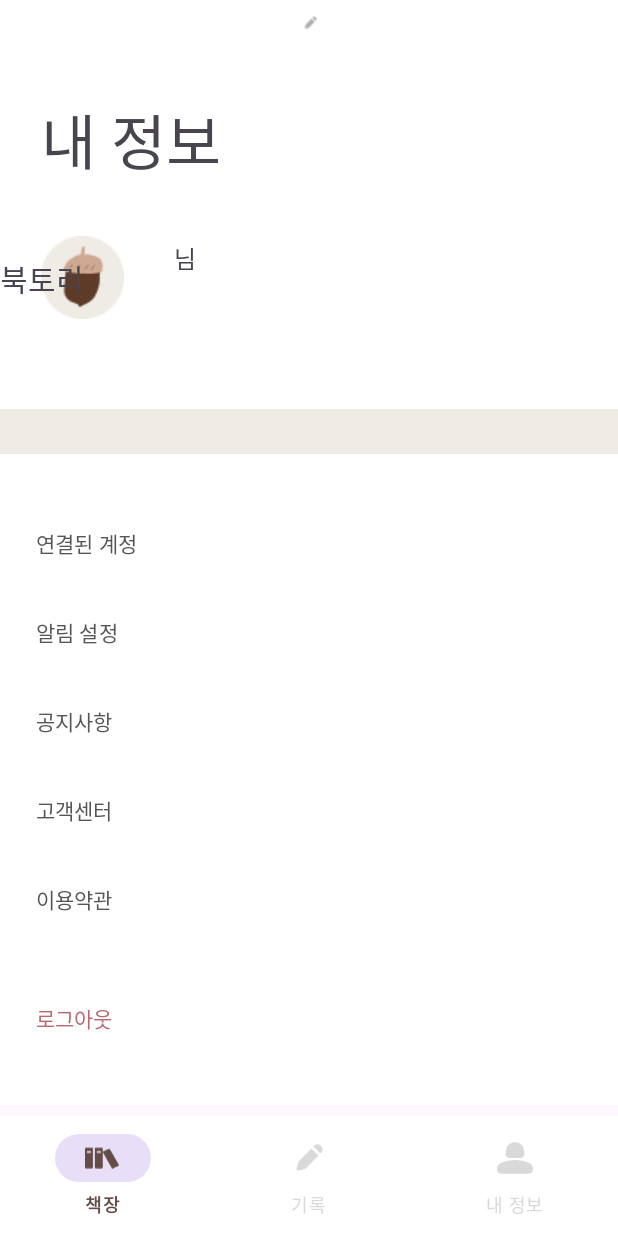
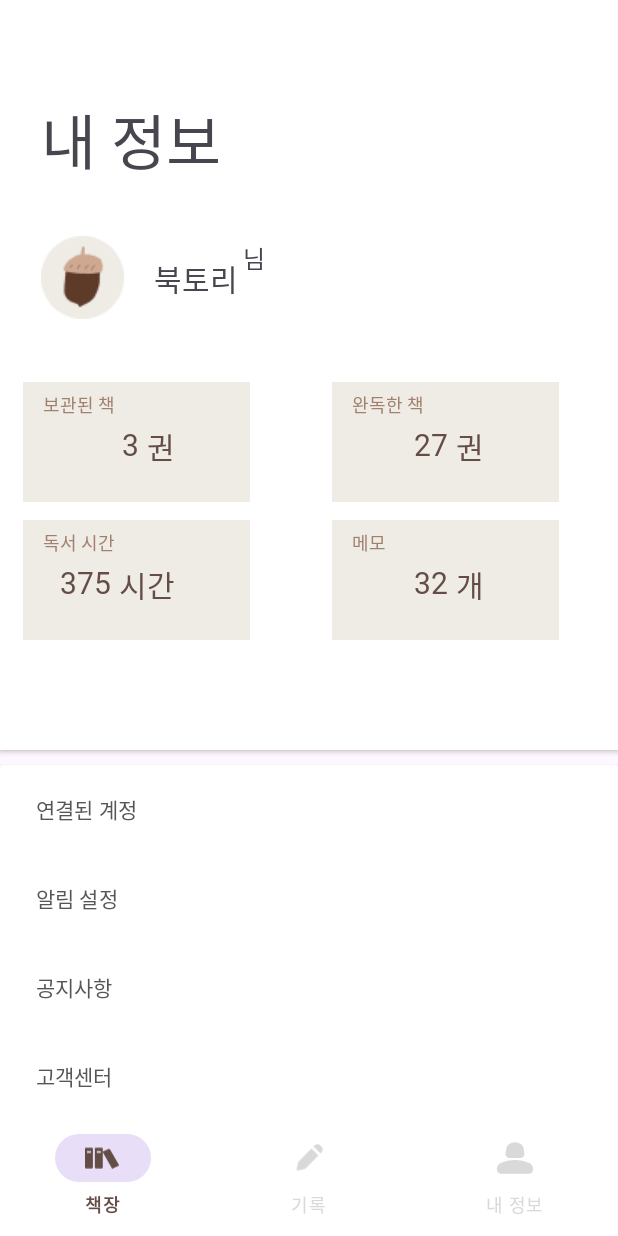
Before and after one commit to mnzy412/GURU2, an Android app: the fragment MypageFragment placed in its activity, on a phone screen of 412 x 824 dp. Run offline under Robolectric (Android 15) with nearby library versions, the phone set to English and light mode, and no system bars.

Commit message:
[mnzy] 리사이클러뷰 완료 (디테일 수정 필요)

```diff
--- a/app/build.gradle
+++ b/app/build.gradle
@@ -51,6 +51,5 @@ dependencies {
     implementation(platform("com.google.firebase:firebase-bom:32.2.0"))
     implementation("com.google.firebase:firebase-analytics-ktx")
     implementation("com.google.firebase:firebase-auth-ktx")
-
-
+    implementation 'androidx.cardview:cardview:1.0.0'
 }
--- a/app/src/main/java/com/example/myapplication/mypage/ListAdapter.kt
+++ /dev/null
@@ -1,39 +0,0 @@
-package com.example.myapplication.mypage
-
-import android.content.Context
-import android.icu.text.CaseMap.Title
-import android.view.LayoutInflater
-import android.view.View
-import android.view.ViewGroup
-import android.widget.TextView
-
-class ListAdapter (val context: Context, val UserList: ArrayList<User>) : BaseAdapter() {
-        override fun getCount(): Int {
-            return UserList.size
-        }
-
-        override fun getItem(position: Int): Any {
-            return UserList[position]
-        }
-
-        override fun getItemId(position: Int): Long {
-            return 0
-        }
-
-        override fun getView(position: Int, convertView: View?, parent: ViewGroup?): View {
-            val view : View = LayoutInflater.from(context).inflate(R.layout.item_list, null)
-            val title = view.findViewById<TextView>(R.id.title_tv)
-            val sub= view.findViewById<TextView>(R.id.sub_tv)
-            //profile, name, email, content 각 변수를 만들어 item_user.xml의 각 정보를 담을 곳의 위치를 가지게 한다.
-
-            val user = UserList[position]
-            //user 변수에 배열(또는 서버에서 받아온 데이터)에 담긴 profile, name, email, content 정보를 담아준다.
-
-            title.text = user.name
-            sub.text = user.email
-            //위에서 가져온 profile, name, email, content 각각의 변수를 만들어둔 카드뷰에 연결시켜준다.
-
-            return view
-            //연결이 완료된 뷰를 돌려준다.
-        }
-}
--- /dev/null
+++ b/app/src/main/java/com/example/myapplication/mypage/Mypage.kt
@@ -0,0 +1,8 @@
+package com.example.myapplication.mypage
+
+data class Mypage(
+
+    var title: String,
+    var num: Int,
+    var sub: String
+)
--- a/app/src/main/java/com/example/myapplication/mypage/MypageFragment.kt
+++ b/app/src/main/java/com/example/myapplication/mypage/MypageFragment.kt
@@ -1,64 +1,73 @@
 package com.example.myapplication.mypage
 
+import android.content.Intent
 import android.os.Bundle
 import androidx.fragment.app.Fragment
 import android.view.LayoutInflater
 import android.view.View
 import android.view.ViewGroup
+import android.widget.Toast
+import androidx.core.view.GravityCompat
+import androidx.recyclerview.widget.GridLayoutManager
+import androidx.recyclerview.widget.LinearLayoutManager
+import com.example.myapplication.MypageRVAdpater
 import com.example.myapplication.R
+import com.example.myapplication.databinding.FragmentMypageBinding
+
+@Suppress("UNREACHABLE_CODE")
+class MypageFragment : Fragment() {
+    private lateinit var viewBinding: FragmentMypageBinding
+
+    override fun onCreateView(
+        inflater: LayoutInflater,
+        container: ViewGroup?,
+        savedInstanceState: Bundle?
+
+    ): View? {
+        viewBinding = FragmentMypageBinding.inflate(layoutInflater)
+
+        val mypageList: ArrayList<Mypage> = arrayListOf()
+        val mAdapter = MypageRVAdpater(mypageList)
+
+        mypageList.apply {
+            add(
+                Mypage(
+                    "보관된 책",
+                    3,
+                    "권"
+                )
+            )
+            add(
+                Mypage(
+                    "완독한 책",
+                    27,
+                    "권"
+                )
+            )
+            add(
+                Mypage(
+                    "독서 시간",
+                    375,
+                    "시간"
+                )
+            )
+            add(
+                Mypage(
+                    "메모",
+                    32,
+                    "개"
+                )
+            )
+        }
+
+        viewBinding.mypageRv.layoutManager = GridLayoutManager (context,2)
+        viewBinding.mypageRv.adapter = mAdapter
 
 
-private const val ARG_PARAM1 = "param1"
-private const val ARG_PARAM2 = "param2"
+//        mAdapter!!.itemClick = object : MypageRVAdpater.ItemClick {
+//
+//        }
+        return viewBinding.root
 
-class MypageFragment : Fragment() {
-
-    private var param1: String? = null
-    private var param2: String? = null
-
-    var UserList = arrayListOf<User>(
-
-        User("보관된 책","korean-otter@naver.com"),
-        User("완독한 책","jmssk11@naver.com"),
-        User("읽은 시간","hello@gmail.com"),
-        User("물고기","asdf@naver.com")
-    )
-    //배열을 만들어 사용자의 정보를 담아준다.
-
-    override fun onCreate(savedInstanceState: Bundle?) {
-        super.onCreate(savedInstanceState)
-        setContentView(R.layout.fragment_mypage)
-
-        var Adapter = ListAdapter(this, UserList)
-        item_list.adapter = Adapter
-        //만들어둔 ListAdapter를 이용해 카드뷰 - 사용자 정보 - 리스트뷰를 연결시켜준다.
-    }
-    override fun onCreate(savedInstanceState: Bundle?) {
-        super.onCreate(savedInstanceState)
-        arguments?.let {
-            param1 = it.getString(ARG_PARAM1)
-            param2 = it.getString(ARG_PARAM2)
-        }
-    }
-
-    override fun onCreateView(
-        inflater: LayoutInflater, container: ViewGroup?,
-        savedInstanceState: Bundle?
-    ): View? {
-        // Inflate the layout for this fragment
-        return inflater.inflate(R.layout.fragment_mypage, container, false)
-    }
-
-    companion object {
-
-        // TODO: Rename and change types and number of parameters
-        @JvmStatic
-        fun newInstance(param1: String, param2: String) =
-            MypageFragment().apply {
-                arguments = Bundle().apply {
-                    putString(ARG_PARAM1, param1)
-                    putString(ARG_PARAM2, param2)
-                }
-            }
     }
 }
--- /dev/null
+++ b/app/src/main/java/com/example/myapplication/mypage/MypageRVAdpater.kt
@@ -0,0 +1,41 @@
+package com.example.myapplication
+
+import android.view.LayoutInflater
+import android.view.View
+import android.view.ViewGroup
+import androidx.recyclerview.widget.RecyclerView
+import com.example.myapplication.databinding.ListItemMypageBinding
+import com.example.myapplication.mypage.Mypage
+
+
+class MypageRVAdpater (private val mypageList: ArrayList<Mypage>): RecyclerView.Adapter<RecyclerView.ViewHolder>(){
+
+    var itemClick: MypageRVAdpater.ItemClick? = null
+
+
+    inner class MypageViewHolder(val viewBinding:ListItemMypageBinding):
+            RecyclerView.ViewHolder(viewBinding.root) {
+            fun bind(mypage: Mypage) {
+                viewBinding.titleTv.text = mypage.title
+                viewBinding.numTv.text = mypage.num.toString()
+                viewBinding.subTv.text = mypage.sub
+            }
+            }
+
+    override fun onCreateViewHolder(parent: ViewGroup, viewType: Int): RecyclerView.ViewHolder {
+        val view = ListItemMypageBinding.inflate(LayoutInflater.from(parent.context),parent,false)
+        return MypageViewHolder(view)
+    }
+
+    override fun onBindViewHolder(holder: RecyclerView.ViewHolder, position: Int) {
+        (holder as MypageRVAdpater.MypageViewHolder).bind(mypageList[position])
+    }
+
+    override fun getItemCount(): Int = mypageList.size
+
+    interface ItemClick {
+        fun onClick (view: View, position: Int)
+    }
+
+
+}
--- a/app/src/main/java/com/example/myapplication/mypage/Mypage_info.kt
+++ /dev/null
@@ -1,6 +0,0 @@
-package com.example.myapplication.mypage
-
-class mypage_info {
-    val title: String,
-    val sub: String
-}
--- a/app/src/main/res/font/font_zip.xml
+++ /dev/null
@@ -1,9 +0,0 @@
-<?xml version="1.0" encoding="utf-8"?>
-<font-family xmlns:android="http://schemas.android.com/apk/res/android">
-    <font app:fontStyle="normal" app:fontWeight="200" android:font="@font/pre_r" />
-    <font app:fontStyle="normal" app:fontWeight="400" android:font="@font/pre_m" />
-    <font app:fontStyle="normal" app:fontWeight="600" android:font="@font/pre_semibold" />
-    <font app:fontStyle="normal" app:fontWeight="800" android:font="@font/pre_b" />
-    <font app:fontStyle="normal" app:fontWeight="1000" android:font="@font/pre_extrabold" />
-
-</font-family>
--- a/app/src/main/res/layout/fragment_mypage.xml
+++ b/app/src/main/res/layout/fragment_mypage.xml
@@ -1,55 +1,39 @@
 <?xml version="1.0" encoding="utf-8"?>
-<FrameLayout xmlns:android="http://schemas.android.com/apk/res/android"
+<androidx.constraintlayout.widget.ConstraintLayout xmlns:android="http://schemas.android.com/apk/res/android"
     xmlns:app="http://schemas.android.com/apk/res-auto"
     xmlns:tools="http://schemas.android.com/tools"
     android:layout_width="match_parent"
     android:layout_height="match_parent"
     tools:context=".mypage.MypageFragment">
 
-    <androidx.constraintlayout.widget.ConstraintLayout
-        android:layout_width="match_parent"
-        android:layout_height="match_parent"
-        android:visibimypagelity="visible"
-        tools:context=".MainActivity">
-
-        <ScrollView
+        <androidx.core.widget.NestedScrollView
             android:layout_width="match_parent"
             android:layout_height="0dp"
             app:layout_constraintTop_toTopOf="parent"
             app:layout_constraintStart_toStartOf="parent"
-            app:layout_constraintEnd_toEndOf="parent">
+            app:layout_constraintEnd_toEndOf="parent"
+            android:scrollbars="none" >
+
+            <androidx.constraintlayout.widget.ConstraintLayout
+                android:layout_width="match_parent"
+                android:layout_height="match_parent" >
+
+                <androidx.cardview.widget.CardView
+                    android:id="@+id/mypageCv1"
+                    android:layout_width="match_parent"
+                    android:layout_height="500dp"
+                    app:cardBackgroundColor="@color/white"
+                    app:cardCornerRadius="0dp"
+                    app:layout_constraintEnd_toEndOf="parent"
+                    app:layout_constraintStart_toStartOf="parent"
+                    app:layout_constraintTop_toTopOf="parent"
+                    app:strokeColor="@color/white">
 
                     <androidx.constraintlayout.widget.ConstraintLayout
                         android:layout_width="match_parent"
                         android:layout_height="match_parent"
-                android:background="@color/color1"
-                android:visibimypagelity="visible"
-                tools:context=".MainActivity">
+                        >
 
-                <com.google.android.material.card.MaterialCardView
-                    android:id="@+id/materialCardView"
-                    android:layout_width="match_parent"
-                    android:layout_height="wrap_content"
-                    app:cardBackgroundColor="#ffffff"
-                    app:cardCornerRadius="0dp"
-                    app:strokeColor="#ffffff">
-
-                    <androidx.constraintlayout.widget.ConstraintLayout
-                        android:layout_width="match_parent"
-                        android:layout_height="match_parent"
-                        android:layout_marginBottom="30dp"
-                        android:visibimypagelity="visible"
-                        tools:context=".MainActivity">
-
-                        <ImageButton
-                            android:id="@+id/mypage_imagebtn_1"
-                            android:layout_width="wrap_content"
-                            android:layout_height="wrap_content"
-                            android:layout_marginEnd="188dp"
-                            android:backgroundTint="#FFFFFF"
-                            android:src="@drawable/pen_min"
-                            app:layout_constraintEnd_toEndOf="parent"
-                            tools:layout_editor_absoluteY="155dp" />
 
                         <ImageView
                             android:id="@+id/mypage_image"
@@ -77,72 +61,65 @@
                             android:id="@+id/mypage_text_name"
                             android:layout_width="wrap_content"
                             android:layout_height="wrap_content"
+                            android:layout_marginLeft="20dp"
                             android:layout_marginTop="47dp"
+                            android:fontFamily="@font/pre_m"
                             android:text="북토리"
-                            android:fontFamily="@font/pre_m"
                             android:textSize="20sp"
-                            app:layout_constraintTop_toBottomOf="@+id/mypage_text"
-                            tools:layout_editor_absoluteX="115dp" />
+                            app:layout_constraintStart_toEndOf="@+id/mypage_image"
+                            app:layout_constraintTop_toBottomOf="@+id/mypage_text" />
 
                         <TextView
                             android:id="@+id/mypage_text_n"
                             android:layout_width="wrap_content"
                             android:layout_height="wrap_content"
+                            android:layout_marginLeft="3dp"
                             android:layout_marginTop="160dp"
                             android:fontFamily="@font/pre_m"
                             android:text="님"
-                            android:textSize="16sp"
-                            app:layout_constraintEnd_toStartOf="@+id/mypage_imagebtn_1"
+                            android:textSize="16dp"
                             app:layout_constraintStart_toEndOf="@+id/mypage_text_name"
                             app:layout_constraintTop_toTopOf="parent" />
 
 
                         <androidx.recyclerview.widget.RecyclerView
-                            android:id="@+id/recycler_view"
-                            android:layout_width="0dp"
+                            android:id="@+id/mypageRv"
+                            android:layout_width="match_parent"
                             android:layout_height="wrap_content"
-                            android:layout_marginTop="30dp"
-                            app:layoutManager="StaggeredGridLayoutManager"
-                            app:layout_constraintEnd_toEndOf="parent"
-                            app:layout_constraintHorizontal_bias="0.0"
-                            app:layout_constraintLeft_toLeftOf="parent"
-                            app:layout_constraintRight_toRightOf="parent"
-                            app:layout_constraintStart_toStartOf="parent"
+                            android:clipToPadding="false"
+                            android:overScrollMode="never"
+                            app:layoutManager="androidx.recyclerview.widget.GridLayoutManager"
                             app:layout_constraintTop_toBottomOf="@+id/mypage_image"
-                            app:spanCount="2"
-                            tools:listitem="@layout/item_list" />
-
+                            android:layout_marginTop="30dp"/>
 
                     </androidx.constraintlayout.widget.ConstraintLayout>
 
-                </com.google.android.material.card.MaterialCardView>
+                </androidx.cardview.widget.CardView>
 
 
-                <com.google.android.material.card.MaterialCardView
-                    android:id="@+id/materialCardView2"
+                <androidx.cardview.widget.CardView
+                    android:id="@+id/mypageCv2"
                     android:layout_width="match_parent"
                     android:layout_height="wrap_content"
-                    android:layout_marginTop="30dp"
-                    app:cardBackgroundColor="#ffffff"
-                    app:cardCornerRadius="0dp"
-                    app:layout_constraintTop_toBottomOf="@+id/materialCardView"
-                    app:strokeColor="#ffffff">
+                    app:cardBackgroundColor="@color/white"
+                    app:layout_constraintStart_toStartOf="parent"
+                    app:layout_constraintTop_toBottomOf="@+id/mypageCv1"
+                    android:layout_marginTop="10dp"
+                    app:strokeColor="@color/white">
 
-                    <androidx.constraintlayout.widget.ConstraintLayout
+                    <LinearLayout
+                        android:orientation="vertical"
                         android:layout_width="match_parent"
-                        android:layout_height="match_parent"
-                        android:visibimypagelity="visible"
-                        android:layout_marginTop="30dp"
-                        tools:context=".MainActivity">
+                        android:layout_height="match_parent" >
 
                     <Button
                         android:id="@+id/mypage_btn_1"
                         android:layout_width="match_parent"
                         android:layout_height="59dp"
                         android:backgroundTint="#FFFFFF"
+                        android:fontFamily="@font/pre_r"
                         android:gravity="center_vertical"
                         android:text="연결된 계정"
-                            android:fontFamily="@font/pre_r"
                         android:textColor="#565656"
                         app:layout_constraintStart_toStartOf="parent" />
 
@@ -151,9 +128,9 @@
                         android:layout_width="match_parent"
                         android:layout_height="59dp"
                         android:backgroundTint="#FFFFFF"
+                        android:fontFamily="@font/pre_r"
                         android:gravity="center_vertical"
                         android:text="알림 설정"
-                            android:fontFamily="@font/pre_r"
                         android:textColor="#565656"
                         app:layout_constraintEnd_toEndOf="parent"
                         app:layout_constraintStart_toStartOf="parent"
@@ -165,9 +142,9 @@
                         android:layout_height="59dp"
                         android:layout_marginTop="0dp"
                         android:backgroundTint="#FFFFFF"
+                        android:fontFamily="@font/pre_r"
                         android:gravity="center_vertical"
                         android:text="공지사항"
-                            android:fontFamily="@font/pre_r"
                         android:textColor="#565656"
                         app:layout_constraintEnd_toEndOf="parent"
                         app:layout_constraintHorizontal_bias="0.0"
@@ -180,9 +157,9 @@
                         android:layout_height="59dp"
                         android:layout_marginTop="0dp"
                         android:backgroundTint="#FFFFFF"
+                        android:fontFamily="@font/pre_r"
                         android:gravity="center_vertical"
                         android:text="고객센터"
-                            android:fontFamily="@font/pre_r"
                         android:textColor="#565656"
                         app:layout_constraintEnd_toEndOf="parent"
                         app:layout_constraintHorizontal_bias="0.0"
@@ -195,9 +172,9 @@
                         android:layout_height="59dp"
                         android:layout_marginTop="0dp"
                         android:backgroundTint="#FFFFFF"
+                        android:fontFamily="@font/pre_r"
                         android:gravity="center_vertical"
                         android:text="이용약관"
-                            android:fontFamily="@font/pre_r"
                         android:textColor="#565656"
                         app:layout_constraintEnd_toEndOf="parent"
                         app:layout_constraintHorizontal_bias="0.0"
@@ -211,19 +188,19 @@
                         android:layout_marginTop="20dp"
                         android:layout_marginBottom="28dp"
                         android:backgroundTint="#FFFFFF"
+                        android:fontFamily="@font/pre_r"
                         android:gravity="center_vertical"
                         android:text="로그아웃"
-                            android:fontFamily="@font/pre_r"
                         android:textColor="#B86870"
                         app:layout_constraintBottom_toBottomOf="parent"
                         app:layout_constraintEnd_toEndOf="parent"
                         app:layout_constraintHorizontal_bias="0.0"
                         app:layout_constraintStart_toStartOf="parent"
                         app:layout_constraintTop_toBottomOf="@+id/mypage_btn_5" />
+
+                    </LinearLayout>
+                </androidx.cardview.widget.CardView>
             </androidx.constraintlayout.widget.ConstraintLayout>
-                </com.google.android.material.card.MaterialCardView>
+        </androidx.core.widget.NestedScrollView>
+
     </androidx.constraintlayout.widget.ConstraintLayout>
-        </ScrollView>
-    </androidx.constraintlayout.widget.ConstraintLayout>
-
-</FrameLayout>
--- a/app/src/main/res/layout/item_list.xml
+++ /dev/null
@@ -1,40 +0,0 @@
-<?xml version="1.0" encoding="utf-8"?>
-<androidx.constraintlayout.widget.ConstraintLayout xmlns:android="http://schemas.android.com/apk/res/android"
-    xmlns:app="http://schemas.android.com/apk/res-auto"
-    android:layout_width="151dp"
-    android:layout_height="80dp"
-    android:layout_marginStart="15dp"
-    android:layout_marginEnd="15dp"
-    android:layout_marginTop="12dp"
-    android:layout_marginLeft="22dp"
-    android:background="#EFEBE5">
-
-        <TextView
-            android:id="@+id/title_tv"
-            android:layout_width="0dp"
-            android:layout_height="18dp"
-            android:layout_marginLeft="13dp"
-            android:layout_marginTop="6dp"
-            android:background="#EFEBE5"
-            android:text="Title"
-            android:textColor="#A1816E"
-            android:textSize="12sp"
-            android:fontFamily="@font/pre_m"
-            app:layout_constraintLeft_toLeftOf="parent"
-            app:layout_constraintRight_toRightOf="parent"
-            app:layout_constraintTop_toTopOf="parent" />
-
-        <TextView
-            android:id="@+id/sub_tv"
-            android:layout_width="wrap_content"
-            android:layout_height="wrap_content"
-            android:layout_marginTop="4dp"
-            android:text="Sub"
-            android:textColor="#654D47"
-            android:textSize="20sp"
-            android:fontFamily="@font/pre_m"
-            app:layout_constraintLeft_toLeftOf="parent"
-            app:layout_constraintRight_toRightOf="parent"
-            app:layout_constraintTop_toBottomOf="@id/title_tv" />
-
-    </androidx.constraintlayout.widget.ConstraintLayout>
--- /dev/null
+++ b/app/src/main/res/layout/list_item_mypage.xml
@@ -0,0 +1,54 @@
+<?xml version="1.0" encoding="utf-8"?>
+<androidx.constraintlayout.widget.ConstraintLayout xmlns:android="http://schemas.android.com/apk/res/android"
+    xmlns:app="http://schemas.android.com/apk/res-auto"
+    android:layout_width="151dp"
+    android:layout_height="80dp"
+    android:layout_marginStart="15dp"
+    android:layout_marginEnd="15dp"
+    android:layout_marginTop="12dp"
+    android:layout_marginLeft="22dp"
+    android:background="#EFEBE5">
+
+    <TextView
+        android:id="@+id/title_tv"
+        android:layout_width="0dp"
+        android:layout_height="18dp"
+        android:layout_marginLeft="13dp"
+        android:layout_marginTop="6dp"
+        android:background="#EFEBE5"
+        android:text="Title"
+        android:textColor="#A1816E"
+        android:textSize="12sp"
+        android:fontFamily="@font/pre_m"
+        app:layout_constraintLeft_toLeftOf="parent"
+        app:layout_constraintRight_toRightOf="parent"
+        app:layout_constraintTop_toTopOf="parent" />
+
+    <TextView
+        android:id="@+id/num_tv"
+        android:layout_width="wrap_content"
+        android:layout_height="wrap_content"
+        android:layout_marginTop="4dp"
+        android:fontFamily="@font/pre_m"
+        android:text="Sub"
+        android:textColor="@color/color8"
+        android:textSize="20sp"
+        android:layout_marginRight="5dp"
+        app:layout_constraintEnd_toStartOf="@+id/sub_tv"
+        app:layout_constraintRight_toRightOf="parent"
+        app:layout_constraintTop_toBottomOf="@id/title_tv" />
+
+    <TextView
+        android:id="@+id/sub_tv"
+        android:layout_width="wrap_content"
+        android:layout_height="wrap_content"
+        android:layout_marginTop="4dp"
+        android:layout_marginRight="50dp"
+        android:fontFamily="@font/pre_m"
+        android:text="권"
+        android:textColor="#654D47"
+        android:textSize="20sp"
+        app:layout_constraintEnd_toEndOf="parent"
+        app:layout_constraintTop_toBottomOf="@id/title_tv" />
+
+</androidx.constraintlayout.widget.ConstraintLayout>
```
Lines whose indentation alone changed are shown as unchanged.
